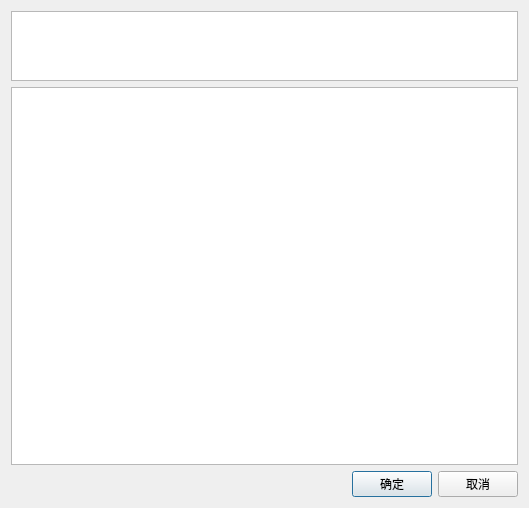
The window that src/NeoToolKits/UI/Form/DBScriptTestItemsEditorPopDialog.ui (JaneYih/QT_NeoToolKits) describes before a commit, drawn with Qt 5.
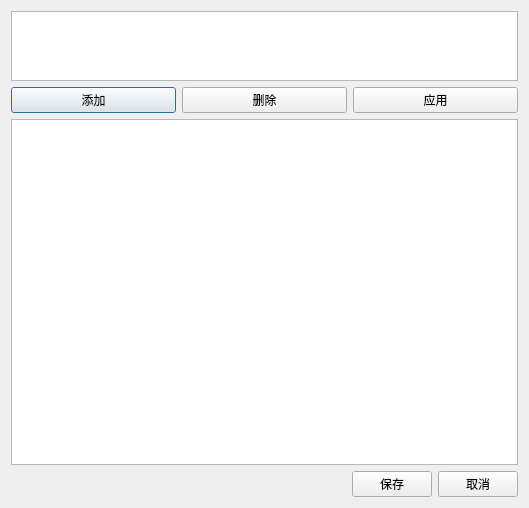
The same window after the commit.

Commit message: 初步实现DBScriptTestItemsModel，未调试具体功能

Diff of the .ui file:
```diff
--- a/src/NeoToolKits/UI/Form/DBScriptTestItemsEditorPopDialog.ui
+++ b/src/NeoToolKits/UI/Form/DBScriptTestItemsEditorPopDialog.ui
@@ -31,7 +31,32 @@
     </widget>
    </item>
    <item>
-    <widget class="QTableView" name="tableView"/>
+    <layout class="QHBoxLayout" name="horizontalLayout_2">
+     <item>
+      <widget class="QPushButton" name="btn_add">
+       <property name="text">
+        <string>添加</string>
+       </property>
+      </widget>
+     </item>
+     <item>
+      <widget class="QPushButton" name="btn_delete">
+       <property name="text">
+        <string>删除</string>
+       </property>
+      </widget>
+     </item>
+     <item>
+      <widget class="QPushButton" name="btn_apply">
+       <property name="text">
+        <string>应用</string>
+       </property>
+      </widget>
+     </item>
+    </layout>
+   </item>
+   <item>
+    <widget class="QTableView" name="tableView_TestItems"/>
    </item>
    <item>
     <layout class="QHBoxLayout" name="horizontalLayout">
@@ -51,7 +76,7 @@
      <item>
       <widget class="QPushButton" name="btn_ok">
        <property name="text">
-        <string>确定</string>
+        <string>保存</string>
        </property>
       </widget>
      </item>
```
Left out of the diff: 8 changed lines with no effect on the pictures. The commit also changes 7 other files.
